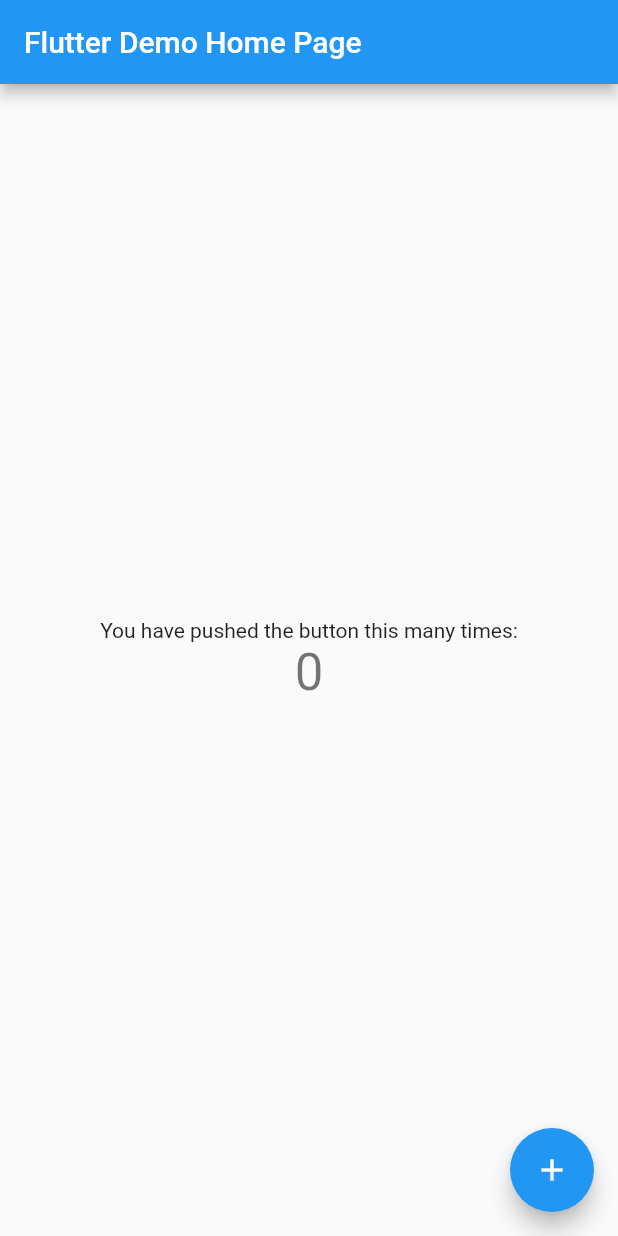
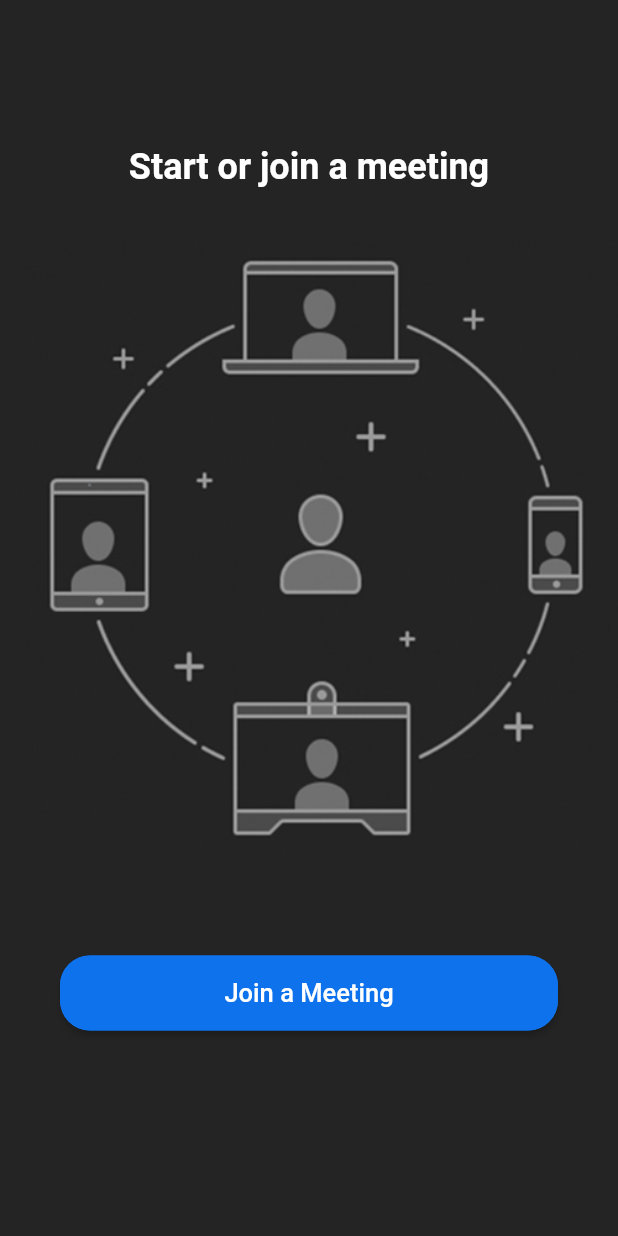
Before and after one commit to ayushsingh2357/zoom_clone_flutter, a Flutter app: the screen it shows after launch, on a phone screen of 412 x 824 dp. Run offline on Flutter 3.47's test engine with Material 2 defaults, Android fonts, the phone set to English and light mode, and no system bars; our stand-ins replace cloud_firestore, firebase_auth, firebase_core, google_sign_in; accounts and stored records are empty.

Commit message:
firebase integration homepage & loginpage complete

```diff
--- a/lib/main.dart
+++ b/lib/main.dart
@@ -1,6 +1,13 @@
+import 'package:firebase_core/firebase_core.dart';
 import 'package:flutter/material.dart';
+import 'package:zoom_clone/resources/auth_methods.dart';
+import 'package:zoom_clone/screens/home_screen.dart';
+import 'package:zoom_clone/screens/login_screen.dart';
+import 'package:zoom_clone/utils/colors.dart';
 
-void main() {
+void main() async {
+  WidgetsFlutterBinding.ensureInitialized();
+  await Firebase.initializeApp();
   runApp(const MyApp());
 }
 
@@ -11,105 +18,30 @@ class MyApp extends StatelessWidget {
   @override
   Widget build(BuildContext context) {
     return MaterialApp(
-      title: 'Flutter Demo',
-      theme: ThemeData(
-        // This is the theme of your application.
-        //
-        // Try running your application with "flutter run". You'll see the
-        // application has a blue toolbar. Then, without quitting the app, try
-        // changing the primarySwatch below to Colors.green and then invoke
-        // "hot reload" (press "r" in the console where you ran "flutter run",
-        // or simply save your changes to "hot reload" in a Flutter IDE).
-        // Notice that the counter didn't reset back to zero; the application
-        // is not restarted.
-        primarySwatch: Colors.blue,
-      ),
-      home: const MyHomePage(title: 'Flutter Demo Home Page'),
-    );
+        debugShowCheckedModeBanner: false,
+        title: "Zoom Clone by Ayush Singh",
+        theme: ThemeData.dark().copyWith(
+          scaffoldBackgroundColor: backgroundColor,
+        ),
+        routes: {
+          '/login': (context) => const LoginScreen(),
+          '/homescreen': (context) => const HomeScreen(),
+        },
+        home: StreamBuilder(
+          stream: AuthMethods().authChanges,
+          builder: (context, snapshot) {
+            if (snapshot.connectionState == ConnectionState.waiting) {
+              return const Center(
+                child: CircularProgressIndicator(),
+              );
+            }
+
+            if (snapshot.hasData) {
+              return const HomeScreen();
+            }
+
+            return const LoginScreen();
+          },
+        ));
   }
 }
-
-class MyHomePage extends StatefulWidget {
-  const MyHomePage({super.key, required this.title});
-
-  // This widget is the home page of your application. It is stateful, meaning
-  // that it has a State object (defined below) that contains fields that affect
-  // how it looks.
-
-  // This class is the configuration for the state. It holds the values (in this
-  // case the title) provided by the parent (in this case the App widget) and
-  // used by the build method of the State. Fields in a Widget subclass are
-  // always marked "final".
-
-  final String title;
-
-  @override
-  State<MyHomePage> createState() => _MyHomePageState();
-}
-
-class _MyHomePageState extends State<MyHomePage> {
-  int _counter = 0;
-
-  void _incrementCounter() {
-    setState(() {
-      // This call to setState tells the Flutter framework that something has
-      // changed in this State, which causes it to rerun the build method below
-      // so that the display can reflect the updated values. If we changed
-      // _counter without calling setState(), then the build method would not be
-      // called again, and so nothing would appear to happen.
-      _counter++;
-    });
-  }
-
-  @override
-  Widget build(BuildContext context) {
-    // This method is rerun every time setState is called, for instance as done
-    // by the _incrementCounter method above.
-    //
-    // The Flutter framework has been optimized to make rerunning build methods
-    // fast, so that you can just rebuild anything that needs updating rather
-    // than having to individually change instances of widgets.
-    return Scaffold(
-      appBar: AppBar(
-        // Here we take the value from the MyHomePage object that was created by
-        // the App.build method, and use it to set our appbar title.
-        title: Text(widget.title),
-      ),
-      body: Center(
-        // Center is a layout widget. It takes a single child and positions it
-        // in the middle of the parent.
-        child: Column(
-          // Column is also a layout widget. It takes a list of children and
-          // arranges them vertically. By default, it sizes itself to fit its
-          // children horizontally, and tries to be as tall as its parent.
-          //
-          // Invoke "debug painting" (press "p" in the console, choose the
-          // "Toggle Debug Paint" action from the Flutter Inspector in Android
-          // Studio, or the "Toggle Debug Paint" command in Visual Studio Code)
-          // to see the wireframe for each widget.
-          //
-          // Column has various properties to control how it sizes itself and
-          // how it positions its children. Here we use mainAxisAlignment to
-          // center the children vertically; the main axis here is the vertical
-          // axis because Columns are vertical (the cross axis would be
-          // horizontal).
-          mainAxisAlignment: MainAxisAlignment.center,
-          children: <Widget>[
-            const Text(
-              'You have pushed the button this many times:',
-            ),
-            Text(
-              '$_counter',
-              style: Theme.of(context).textTheme.headline4,
-            ),
-          ],
-        ),
-      ),
-      floatingActionButton: FloatingActionButton(
-        onPressed: _incrementCounter,
-        tooltip: 'Increment',
-        child: const Icon(Icons.add),
-      ), // This trailing comma makes auto-formatting nicer for build methods.
-    );
-  }
-}
--- /dev/null
+++ b/lib/screens/login_screen.dart
@@ -0,0 +1,41 @@
+import 'package:flutter/material.dart';
+import 'package:zoom_clone/resources/auth_methods.dart';
+import 'package:zoom_clone/widgets/custom_button.dart';
+
+class LoginScreen extends StatefulWidget {
+  const LoginScreen({super.key});
+
+  @override
+  State<LoginScreen> createState() => _LoginScreenState();
+}
+
+class _LoginScreenState extends State<LoginScreen> {
+  final AuthMethods _authMethods = AuthMethods();
+  @override
+  Widget build(BuildContext context) {
+    return Scaffold(
+        body: Column(
+      mainAxisAlignment: MainAxisAlignment.center,
+      children: [
+        const Text(
+          "Start or join a meeting",
+          style: TextStyle(fontSize: 24, fontWeight: FontWeight.bold),
+        ),
+        Padding(
+          padding: const EdgeInsets.symmetric(vertical: 30),
+          child: Image.asset('assets/images/onboarding.jpg'),
+        ),
+        CustomButton(
+          text: "Join a Meeting",
+          onPressed: () async {
+            bool res = await _authMethods.signInWithGoogle(context);
+            if (res) {
+              if (!mounted) return;
+              Navigator.pushNamed(context, '/homescreen');
+            }
+          },
+        ),
+      ],
+    ));
+  }
+}
--- /dev/null
+++ b/lib/utils/colors.dart
@@ -0,0 +1,6 @@
+import 'package:flutter/material.dart';
+
+const backgroundColor = Color.fromRGBO(36, 36, 36, 1);
+const buttonColor = Color.fromRGBO(14, 114, 236, 1);
+const footerColor = Color.fromRGBO(26, 26, 26, 1);
+const secondaryBackgroundColor = Color.fromRGBO(46, 46, 46, 1);
--- /dev/null
+++ b/lib/utils/utils.dart
@@ -0,0 +1,5 @@
+import 'package:flutter/material.dart';
+
+showSnackBar(BuildContext context, String text){
+  return ScaffoldMessenger.of(context).showSnackBar(SnackBar(content: Text(text)));
+}
--- /dev/null
+++ b/lib/widgets/custom_button.dart
@@ -0,0 +1,28 @@
+import 'package:flutter/material.dart';
+import 'package:zoom_clone/utils/colors.dart';
+
+class CustomButton extends StatelessWidget {
+  final String text;
+  final VoidCallback onPressed;
+  const CustomButton({super.key, required this.text, required this.onPressed});
+
+  @override
+  Widget build(BuildContext context) {
+    return Padding(
+      padding: const EdgeInsets.all(40.0),
+      child: ElevatedButton(
+        onPressed: onPressed,
+        style: ElevatedButton.styleFrom(
+            backgroundColor: buttonColor,
+            minimumSize: const Size(double.infinity, 50),
+            shape: RoundedRectangleBorder(
+                borderRadius: BorderRadius.circular(20),
+                side: const BorderSide(color: buttonColor))),
+        child: Text(
+          text,
+          style: const TextStyle(fontSize: 17),
+        ),
+      ),
+    );
+  }
+}
```
Also changed, not shown: lib/resources/auth_methods.dart (added, +48 -0 lines), lib/screens/home_screen.dart (added, +89 -0 lines), lib/widgets/homemeeting_button.dart (added, +42 -0 lines), pubspec.yaml (+8 -18 lines), assets/images/onboarding.jpg (added), pubspec.lock, 4 other files.
